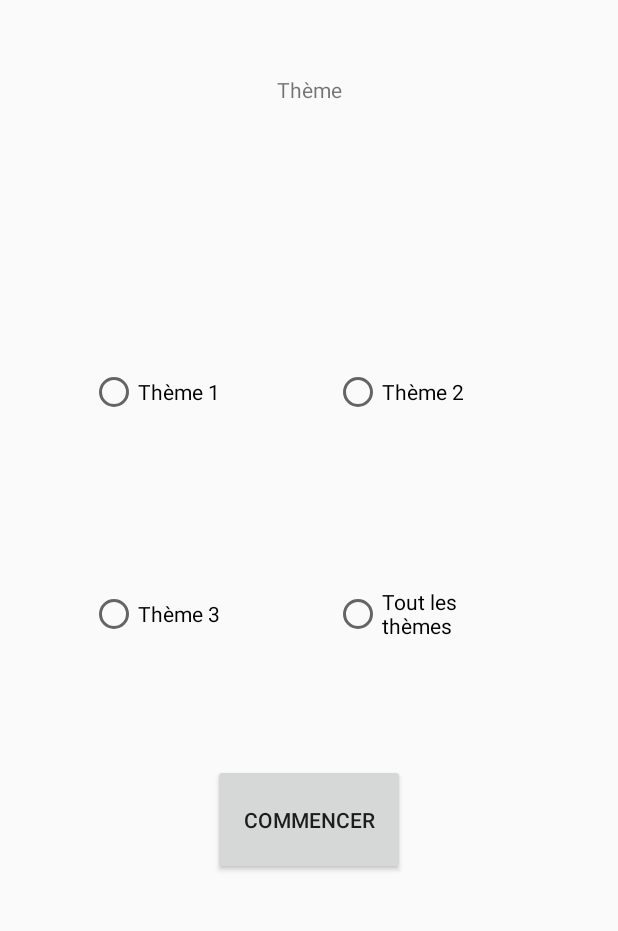
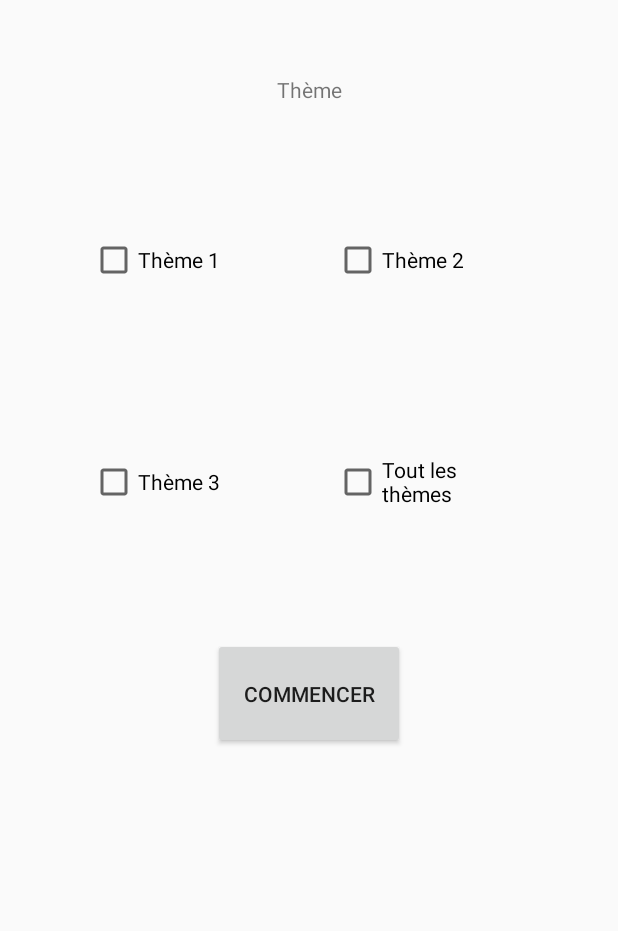
Before and after one commit to MILHugo/blindTest, an Android app: the layout activity_theme.xml on its own in the app's theme, with its tools: preview values and no code run, on a phone screen of 412 x 824 dp, the part 211-1142 px from its top. Run offline under Robolectric (Android 15) with nearby library versions, the phone set to English and light mode, and no system bars.

Commit message:
finition theme page

```diff
--- a/app/src/main/res/layout/activity_main.xml
+++ b/app/src/main/res/layout/activity_main.xml
@@ -8,8 +8,8 @@
 
     <Button
         android:id="@+id/BTN_singleplayer"
-        android:layout_width="165dp"
-        android:layout_height="84dp"
+        android:layout_width="wrap_content"
+        android:layout_height="wrap_content"
         android:layout_marginTop="240dp"
         android:text="Singleplayer"
         app:layout_constraintBottom_toBottomOf="parent"
@@ -45,8 +45,8 @@
 
     <Button
         android:id="@+id/BTN_multiplayer"
-        android:layout_width="169dp"
-        android:layout_height="87dp"
+        android:layout_width="wrap_content"
+        android:layout_height="wrap_content"
         android:layout_marginTop="60dp"
         android:text="Multiplayer"
         app:layout_constraintEnd_toEndOf="parent"
--- a/app/src/main/res/layout/activity_theme.xml
+++ b/app/src/main/res/layout/activity_theme.xml
@@ -4,46 +4,6 @@
     xmlns:tools="http://schemas.android.com/tools"
     android:layout_width="match_parent"
     android:layout_height="match_parent">
-
-    <RadioButton
-        android:id="@+id/id_theme1"
-        android:layout_width="129dp"
-        android:layout_height="48dp"
-        android:layout_marginStart="60dp"
-        android:layout_marginBottom="100dp"
-        android:text="Thème 1"
-        app:layout_constraintBottom_toTopOf="@+id/id_theme3"
-        app:layout_constraintStart_toStartOf="parent" />
-
-    <RadioButton
-        android:id="@+id/id_themeAll"
-        android:layout_width="129dp"
-        android:layout_height="48dp"
-        android:layout_marginEnd="60dp"
-        android:layout_marginBottom="250dp"
-        android:text="Tout les thèmes"
-        app:layout_constraintBottom_toBottomOf="parent"
-        app:layout_constraintEnd_toEndOf="parent" />
-
-    <RadioButton
-        android:id="@+id/id_theme2"
-        android:layout_width="129dp"
-        android:layout_height="48dp"
-        android:layout_marginEnd="60dp"
-        android:layout_marginBottom="100dp"
-        android:text="Thème 2"
-        app:layout_constraintBottom_toTopOf="@+id/id_themeAll"
-        app:layout_constraintEnd_toEndOf="parent" />
-
-    <RadioButton
-        android:id="@+id/id_theme3"
-        android:layout_width="129dp"
-        android:layout_height="48dp"
-        android:layout_marginStart="60dp"
-        android:layout_marginBottom="250dp"
-        android:text="Thème 3"
-        app:layout_constraintBottom_toBottomOf="parent"
-        app:layout_constraintStart_toStartOf="parent" />
 
     <TextView
         android:id="@+id/TXT_titleTheme"
@@ -63,12 +23,12 @@
         android:id="@+id/BTN_commencer"
         android:layout_width="128dp"
         android:layout_height="74dp"
-        android:layout_marginBottom="100dp"
+        android:layout_marginTop="80dp"
         android:text="Commencer"
-        app:layout_constraintBottom_toBottomOf="parent"
         app:layout_constraintEnd_toEndOf="parent"
         app:layout_constraintHorizontal_bias="0.5"
-        app:layout_constraintStart_toStartOf="parent" />
+        app:layout_constraintStart_toStartOf="parent"
+        app:layout_constraintTop_toBottomOf="@+id/CHK_Theme3" />
 
     <TextView
         android:id="@+id/TXT_theme"
@@ -79,4 +39,44 @@
         app:layout_constraintEnd_toEndOf="parent"
         app:layout_constraintStart_toStartOf="parent"
         app:layout_constraintTop_toBottomOf="@+id/TXT_titleTheme" />
+
+    <CheckBox
+        android:id="@+id/CHK_Theme1"
+        android:layout_width="129dp"
+        android:layout_height="48dp"
+        android:layout_marginStart="60dp"
+        android:layout_marginTop="80dp"
+        android:text="Thème 1"
+        app:layout_constraintStart_toStartOf="parent"
+        app:layout_constraintTop_toBottomOf="@+id/TXT_theme" />
+
+    <CheckBox
+        android:id="@+id/CHK_Theme3"
+        android:layout_width="129dp"
+        android:layout_height="48dp"
+        android:layout_marginStart="60dp"
+        android:layout_marginTop="100dp"
+        android:text="Thème 3"
+        app:layout_constraintStart_toStartOf="parent"
+        app:layout_constraintTop_toBottomOf="@+id/CHK_Theme1" />
+
+    <CheckBox
+        android:id="@+id/CHK_Theme2"
+        android:layout_width="129dp"
+        android:layout_height="48dp"
+        android:layout_marginTop="80dp"
+        android:layout_marginEnd="60dp"
+        android:text="Thème 2"
+        app:layout_constraintEnd_toEndOf="parent"
+        app:layout_constraintTop_toBottomOf="@+id/TXT_theme" />
+
+    <CheckBox
+        android:id="@+id/CHK_ThemeAll"
+        android:layout_width="129dp"
+        android:layout_height="48dp"
+        android:layout_marginTop="100dp"
+        android:layout_marginEnd="60dp"
+        android:text="Tout les thèmes"
+        app:layout_constraintEnd_toEndOf="parent"
+        app:layout_constraintTop_toBottomOf="@+id/CHK_Theme2" />
 </androidx.constraintlayout.widget.ConstraintLayout>
```
